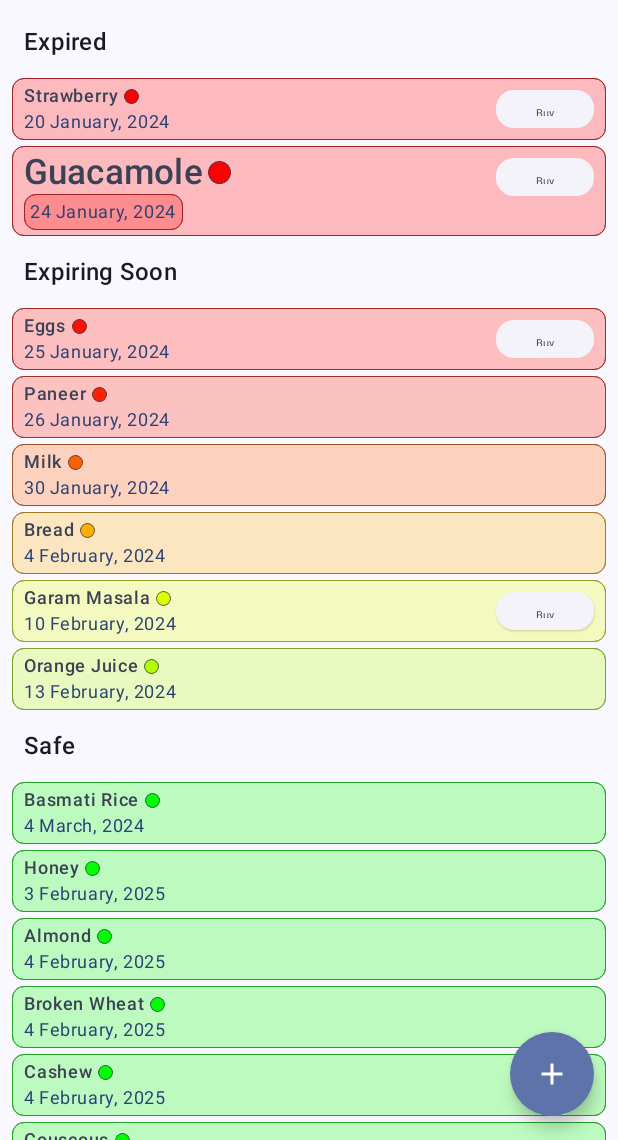
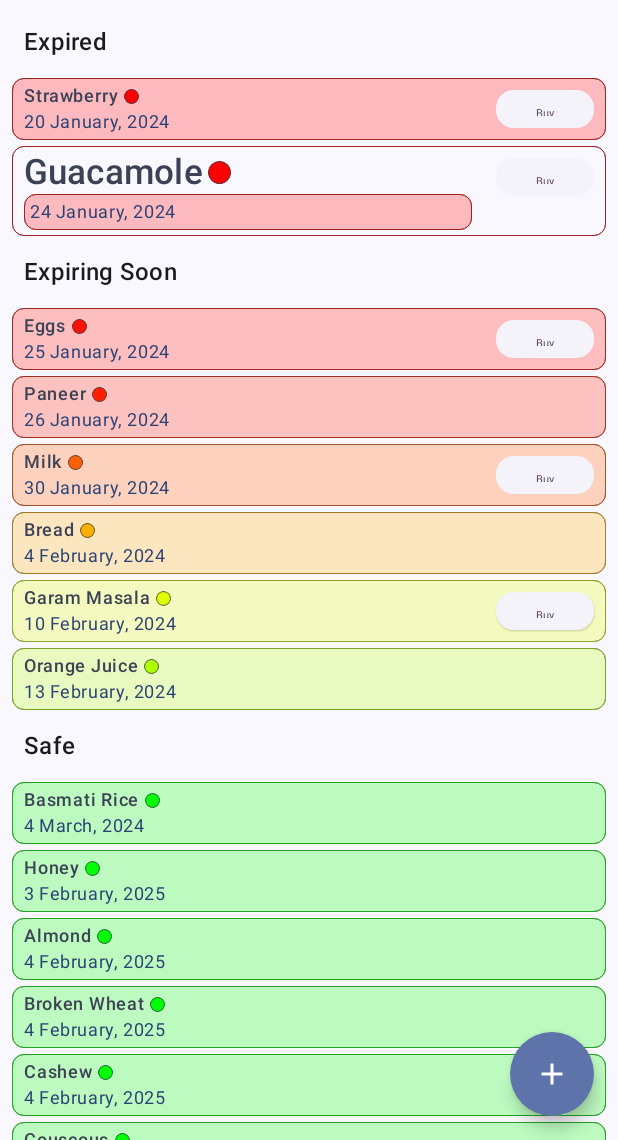
Before and after one commit to zocasa/ExpiryTracker, an Android app built with Jetpack Compose: the screen it shows after launch (MainActivity), after a tap on "Guacamole", on a phone screen of 412 x 824 dp, the part 96-1236 px from its top. Run offline under Robolectric (Android 15) with nearby library versions, the phone set to English and light mode, and no system bars.

Commit message:
Animate backaground color for ItemInfo card

```diff
--- a/app/src/main/java/com/example/expirytracker/MainActivity.kt
+++ b/app/src/main/java/com/example/expirytracker/MainActivity.kt
@@ -4,6 +4,7 @@ import android.content.res.Configuration
 import android.os.Bundle
 import androidx.activity.ComponentActivity
 import androidx.activity.compose.setContent
+import androidx.compose.animation.animateColorAsState
 import androidx.compose.animation.animateContentSize
 import androidx.compose.foundation.background
 import androidx.compose.foundation.border
@@ -182,51 +183,45 @@ fun ItemList(itemInfoList: List<ItemInfo>, warningDays: Int, safeDays: Int, inne
         modifier = Modifier.padding(innerPadding),
     ) {
         if (expiredItemList.isNotEmpty()) {
-            item {
-                Text(
-                    style = MaterialTheme.typography.titleMedium,
-                    text = "Expired",
-                    modifier = Modifier.padding(all = 8.dp)
-                )
-            }
-
+            item { CategoryText("Expired") }
             items(expiredItemList) { ItemInfoCard(it) }
         }
 
         if (expiringSoonItemList.isNotEmpty()) {
-            item {
-                Text(
-                    style = MaterialTheme.typography.titleMedium,
-                    text = "Expiring Soon",
-                    modifier = Modifier.padding(all = 8.dp)
-                )
-            }
-
+            item { CategoryText("Expiring Soon") }
             items(expiringSoonItemList) { ItemInfoCard(it) }
         }
 
         if (safeItemList.isNotEmpty()) {
-            item {
-                Text(
-                    style = MaterialTheme.typography.titleMedium,
-                    text = "Safe",
-                    modifier = Modifier.padding(all = 8.dp)
-                )
-            }
-
+            item { CategoryText("Safe") }
             items(safeItemList) { ItemInfoCard(it) }
         }
     }
 }
 
 @Composable
+fun CategoryText(text: String) {
+    Text(
+        style = MaterialTheme.typography.titleMedium,
+        color = MaterialTheme.colorScheme.onSurface,
+        text = text,
+        modifier = Modifier.padding(all = 8.dp)
+    )
+}
+
+@Composable
 fun ItemInfoCard(itemInfo: ItemInfo) {
     val itemColor = getItemColor(itemInfo.daysRemaining, WARNING_DAYS, SAFE_DAYS)
+
     var isExpended by remember { mutableStateOf(false) }
+    val surfaceColor by animateColorAsState(
+        if (isExpended) MaterialTheme.colorScheme.surface else getColorWithAlpha(itemColor, 0.25F),
+        label = "ItemInfo Card surface color"
+    )
 
     Surface(
         shape = MaterialTheme.shapes.small,
-        color = getColorWithAlpha(itemColor, 0.25F),
+        color = surfaceColor,
         modifier = Modifier
             .fillMaxWidth()
             .border(0.25.dp, getColorWithAlpha(itemColor, 0.5F), MaterialTheme.shapes.small)
@@ -245,7 +240,7 @@ fun ItemInfoCard(itemInfo: ItemInfo) {
                 ItemDetailAndAdditionalInformation(itemInfo, isExpended)
             }
 
-            ItemProductLink(itemInfo)
+            ItemProductLink(itemInfo, isExpended)
         }
     }
 }
@@ -297,6 +292,7 @@ fun ItemDetailAndAdditionalInformation(itemInfo: ItemInfo, isExpended: Boolean)
                     shape = MaterialTheme.shapes.small,
                     color = getColorWithAlpha(itemColor, 0.25F),
                     modifier = Modifier
+                        .fillMaxWidth()
                         .border(0.25.dp, getColorWithAlpha(itemColor, 0.5F), MaterialTheme.shapes.small)
                         .border(0.125.dp, Color.DarkGray, MaterialTheme.shapes.small)
                 ) {
@@ -313,7 +309,7 @@ fun ItemDetailAndAdditionalInformation(itemInfo: ItemInfo, isExpended: Boolean)
 }
 
 @Composable
-fun ItemProductLink(itemInfo: ItemInfo) {
+fun ItemProductLink(itemInfo: ItemInfo, isExpended: Boolean) {
     if (itemInfo.productLink != null) {
         Column {
             val uriHandler = LocalUriHandler.current
--- a/app/src/main/java/com/example/expirytracker/SampleItemList.kt
+++ b/app/src/main/java/com/example/expirytracker/SampleItemList.kt
@@ -4,7 +4,7 @@ object SampleItemList {
 
     val itemList = listOf(
         ItemInfo("Paneer", sortedSetOf(ExpiryDate(26, 1, 2024))),
-        ItemInfo("Milk", sortedSetOf(ExpiryDate(30, 1, 2024), ExpiryDate(15, 2, 2024))),
+        ItemInfo("Milk", sortedSetOf(ExpiryDate(30, 1, 2024), ExpiryDate(15, 2, 2024)), "https://www.amazon.com/mery-Grass-Organic-Whole-Supportibackl-248/dp/B06ZYNZ7NF"),
         ItemInfo("Guacamole", sortedSetOf(ExpiryDate(24, 1, 2024)), "https://www.amazon.com/PRODUCE-Hot-Guacamole-Dip-Small/dp/B09WZ9XCZQ"),
         ItemInfo("Strawberry", sortedSetOf(ExpiryDate(20, 1, 2024)), "https://www.amazon.com/produce-aisle-mburring-Organic-Strawberries/dp/B002B8Z98W"),
         ItemInfo("Eggs", sortedSetOf(ExpiryDate(25, 1, 2024)), "https://www.amazon.com/Vital-Farms-Restorative-Pasture-Raised/dp/B09RRDKJ58"),
```
